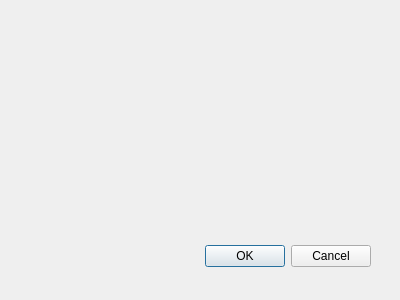
missdeer/ainesmile, file src/ainesmile/Dialogs/preferencedialog.ui: the form before one commit.
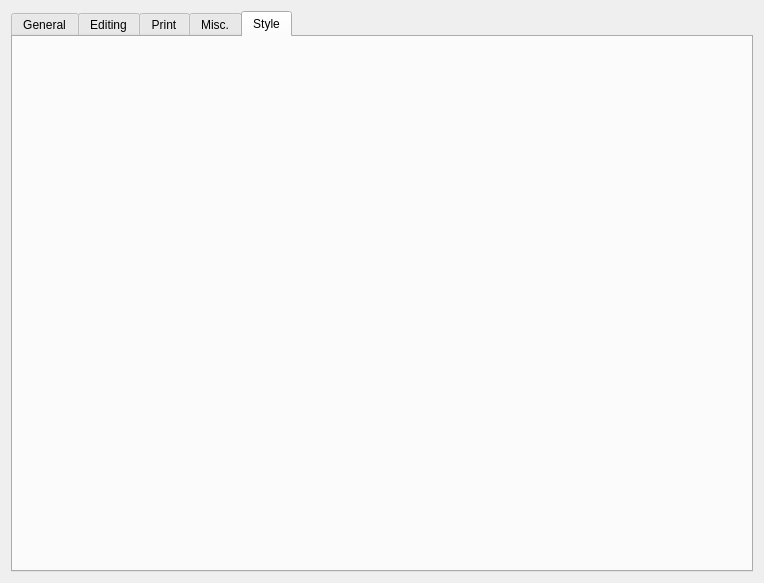
The form after the commit. Icons and pictures are not drawn.

Commit message: (-)remove find/replace dialog

```diff
--- a/src/ainesmile/Dialogs/preferencedialog.ui
+++ b/src/ainesmile/Dialogs/preferencedialog.ui
@@ -6,8 +6,8 @@
    <rect>
     <x>0</x>
     <y>0</y>
-    <width>400</width>
-    <height>300</height>
+    <width>764</width>
+    <height>583</height>
    </rect>
   </property>
   <property name="windowTitle">
@@ -17,22 +17,40 @@
    <iconset resource="../ainesmile.qrc">
     <normaloff>:/rc/image/edit_16x16.png</normaloff>:/rc/image/edit_16x16.png</iconset>
   </property>
-  <widget class="QDialogButtonBox" name="buttonBox">
-   <property name="geometry">
-    <rect>
-     <x>30</x>
-     <y>240</y>
-     <width>341</width>
-     <height>32</height>
-    </rect>
-   </property>
-   <property name="orientation">
-    <enum>Qt::Horizontal</enum>
-   </property>
-   <property name="standardButtons">
-    <set>QDialogButtonBox::Cancel|QDialogButtonBox::Ok</set>
-   </property>
-  </widget>
+  <layout class="QHBoxLayout" name="horizontalLayout">
+   <item>
+    <widget class="QTabWidget" name="tabWidget">
+     <property name="currentIndex">
+      <number>4</number>
+     </property>
+     <widget class="QWidget" name="tab">
+      <attribute name="title">
+       <string>General</string>
+      </attribute>
+     </widget>
+     <widget class="QWidget" name="tab_2">
+      <attribute name="title">
+       <string>Editing</string>
+      </attribute>
+     </widget>
+     <widget class="QWidget" name="tab_3">
+      <attribute name="title">
+       <string>Print</string>
+      </attribute>
+     </widget>
+     <widget class="QWidget" name="tab_4">
+      <attribute name="title">
+       <string>Misc.</string>
+      </attribute>
+     </widget>
+     <widget class="QWidget" name="tab_5">
+      <attribute name="title">
+       <string>Style</string>
+      </attribute>
+     </widget>
+    </widget>
+   </item>
+  </layout>
  </widget>
  <resources>
   <include location="../ainesmile.qrc"/>
```
Left out of the diff: 35 changed lines with no effect on the pictures. The commit also changes 8 other files.
